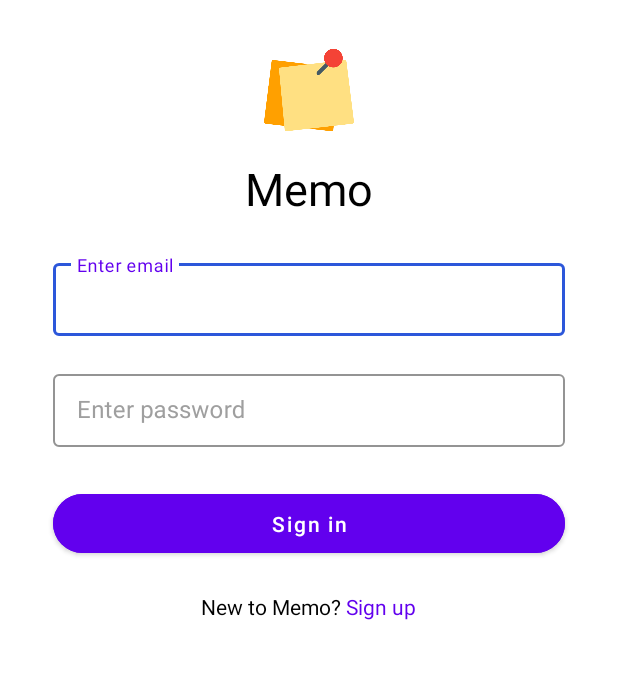
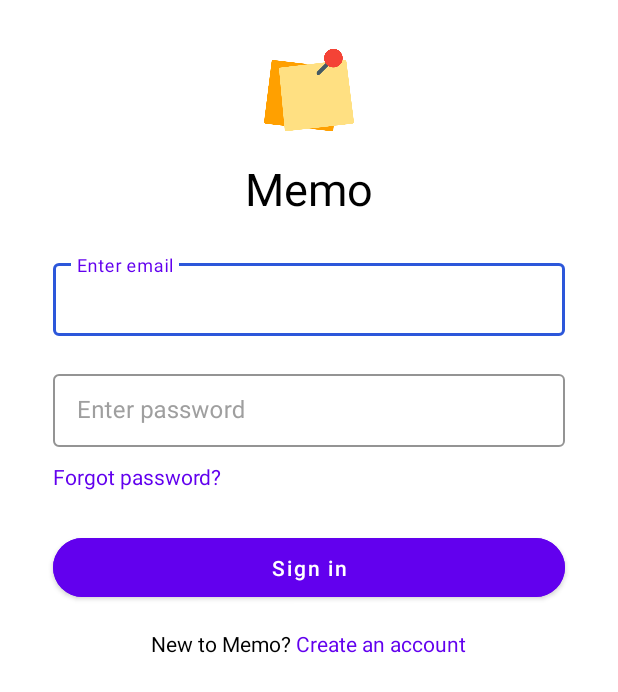
Before and after one commit to k-kyler/android-memo, an Android app: the screen it shows after launch (SignInActivity), on a phone screen of 412 x 824 dp. Shown: the top 692 px of the screen. Run offline under Robolectric (Android 15) with nearby library versions, the phone set to English and light mode, and no system bars; our stand-ins replace Firebase (no records; nobody signed in at launch, a user with empty details on screens opened directly).

Commit message:
Update forgot password button, sign up content (#10)

```diff
--- a/app/src/main/res/layout/activity_sign_in.xml
+++ b/app/src/main/res/layout/activity_sign_in.xml
@@ -76,6 +76,24 @@
 
         </com.google.android.material.textfield.TextInputLayout>
 
+        <LinearLayout
+            android:layout_marginHorizontal="25dp"
+            android:paddingLeft="10dp"
+            android:paddingRight="10dp"
+            android:paddingBottom="10dp"
+            android:orientation="horizontal"
+            android:layout_width="match_parent"
+            android:layout_height="wrap_content">
+
+            <TextView
+                android:id="@+id/switchToForgotPasswordButton"
+                android:textColor="@color/purple_500"
+                android:text="Forgot password?"
+                android:layout_width="match_parent"
+                android:layout_height="wrap_content" />
+
+        </LinearLayout>
+
         <com.google.android.material.button.MaterialButton
             android:id="@+id/signInButton"
             app:cornerRadius="20dp"
@@ -90,7 +108,7 @@
             android:layout_height="wrap_content" />
 
         <LinearLayout
-            android:layout_marginTop="20dp"
+            android:layout_marginTop="15dp"
             android:orientation="horizontal"
             android:gravity="center"
             android:layout_width="wrap_content"
@@ -105,7 +123,7 @@
             <TextView
                 android:id="@+id/switchToSignUpButton"
                 android:textColor="@color/purple_500"
-                android:text="Sign up"
+                android:text="Create an account"
                 android:layout_width="match_parent"
                 android:layout_height="wrap_content" />
 
```
